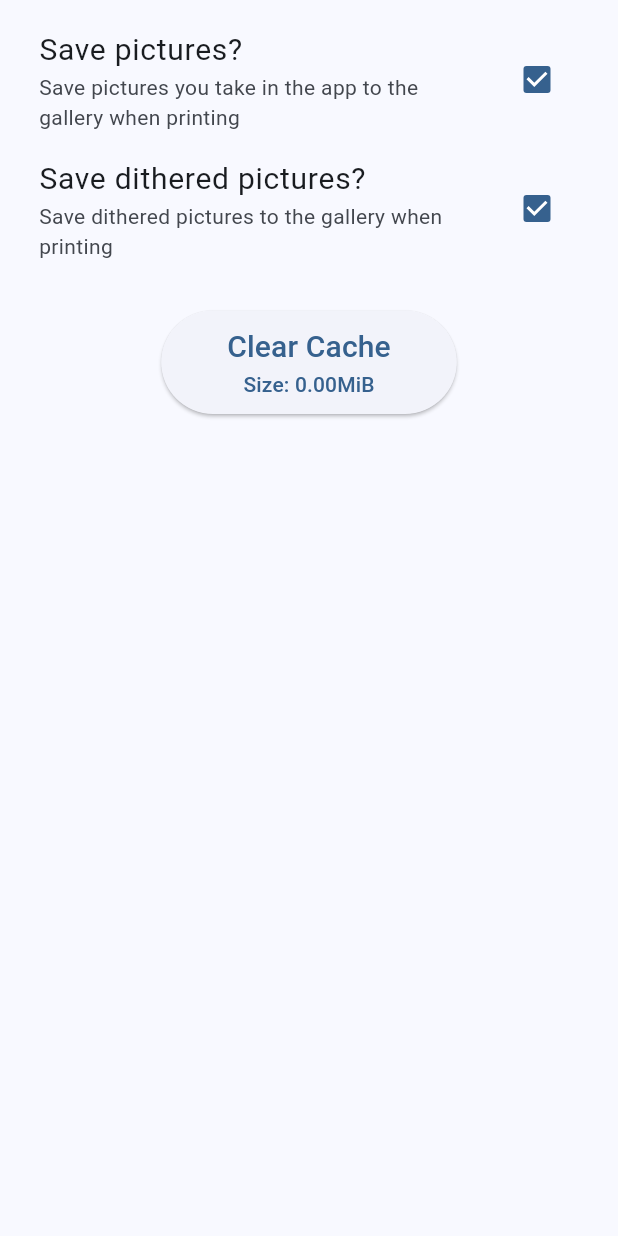
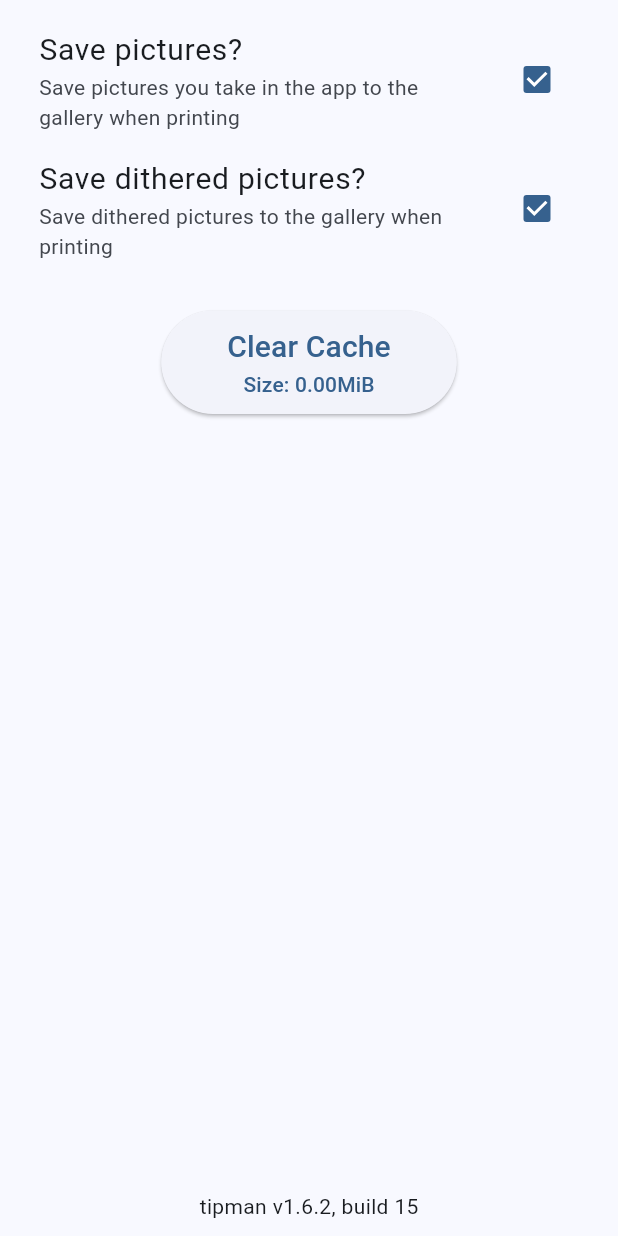
Before and after one commit to OliverBleen/ThermalImagePrinter, a Flutter app: the SettingsPage widget shown alone on an empty page, opened directly, on a phone screen of 412 x 824 dp. Run offline on Flutter 3.47's test engine with Material 3 defaults, Android fonts, the light colour scheme and no system bars; our stand-ins replace image_picker, package_info_plus, shared_preferences; missing offline and left inert: gal; accounts and stored records are empty.

Commit message:
Show version in settings

```diff
--- a/Android_App/tipman/lib/pages/settings.dart
+++ b/Android_App/tipman/lib/pages/settings.dart
@@ -3,6 +3,7 @@ import 'dart:io';
 import 'package:flutter/material.dart';
 import 'package:path_provider/path_provider.dart';
 import 'package:tipman/preferences.dart';
+import 'package:package_info_plus/package_info_plus.dart';
 
 
 class SettingsPage extends StatefulWidget {
@@ -17,12 +18,15 @@ class _SettingsPageState extends State<SettingsPage> {
 
   bool _saveImagesWhenPrinting = true;
   bool _saveDitheredImagesWhenPrinting = true;
+  PackageInfo packageInfo = new PackageInfo(appName: 'Loading...', packageName: 'Loading...', version: '0.0.0', buildNumber: '00');
+
 
   int cacheSize = 0;
 
   Future<void> _loadPreferences() async {
     var saveImagesWhenPrinting = await Preferences.getBool(Settings.saveImagesWhenPrinting);
     var saveDitheredImagesWhenPrinting = await Preferences.getBool(Settings.saveDitheredImagesWhenPrinting);
+    var pkgInfo = await PackageInfo.fromPlatform();
 
     setState(() {
       _saveImagesWhenPrinting = saveImagesWhenPrinting ?? true;
@@ -32,6 +36,9 @@ class _SettingsPageState extends State<SettingsPage> {
     var cacheDirSize = await dirStat((await getTemporaryDirectory()).path);
     setState(() {
       cacheSize = cacheDirSize;
+    });
+    setState(() {
+      packageInfo = pkgInfo;
     });
   }
 
@@ -87,7 +94,9 @@ class _SettingsPageState extends State<SettingsPage> {
                 ),
               )
             ),
-          )
+          ),
+          Spacer(),
+          Text('${packageInfo.appName} v${packageInfo.version}, build ${packageInfo.buildNumber}'),
         ],
       ),
     );
@@ -135,7 +144,6 @@ class _SettingsPageState extends State<SettingsPage> {
     } catch (e) {
       //Do nothing
     }
-
     return totalSize;
   }
 }
--- a/Android_App/tipman/pubspec.yaml
+++ b/Android_App/tipman/pubspec.yaml
@@ -16,7 +16,7 @@ publish_to: 'none' # Remove this line if you wish to publish to pub.dev
 # https://developer.apple.com/library/archive/documentation/General/Reference/InfoPlistKeyReference/Articles/CoreFoundationKeys.html
 # In Windows, build-name is used as the major, minor, and patch parts
 # of the product and file versions while build-number is used as the build suffix.
-version: 1.6.1+14
+version: 1.6.2+15
 
 environment:
   sdk: ^3.10.3
@@ -43,6 +43,7 @@ dependencies:
   uuid: ^4.5.2
   shared_preferences: ^2.5.4
   path: ^1.9.1
+  package_info_plus: ^9.0.0
 
 dev_dependencies:
   flutter_test:
```
Also changed, not shown: Android_App/tipman/pubspec.lock.
